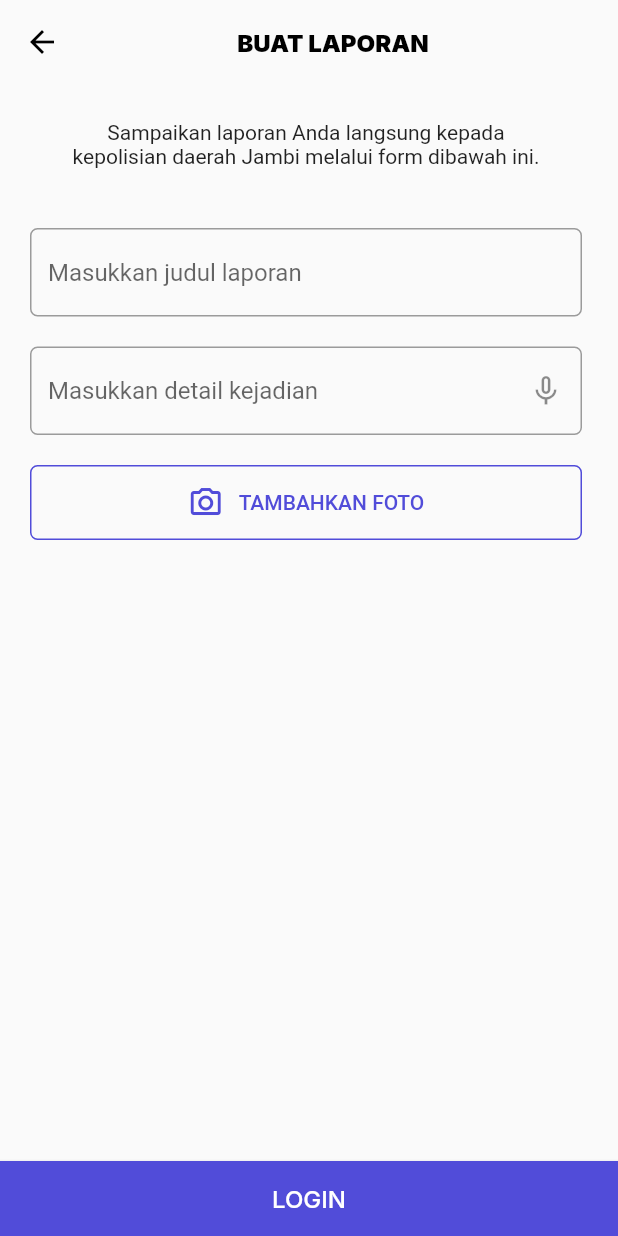
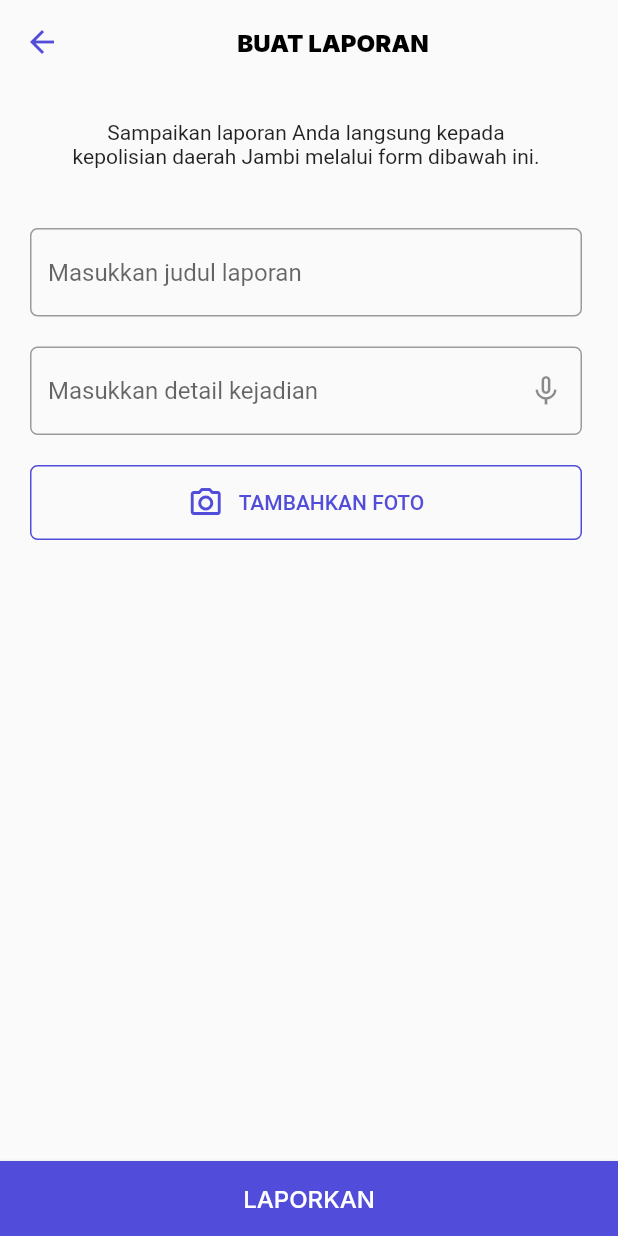
Before and after one commit to taufiqjack/AngsoDuo-PelaporanMasyarakatApps, a Flutter app: the LaporanPage screen opened directly, on a phone screen of 412 x 824 dp. Run offline on Flutter 3.47's test engine with Material 2 defaults, Android fonts, the phone set to English and light mode, and no system bars; our stand-ins replace google_fonts, pin_code_fields; missing offline and left inert: format_indonesia.

Commit message:
change color backicon laporan

```diff
--- a/lib/pages/screen/lapor.dart
+++ b/lib/pages/screen/lapor.dart
@@ -31,7 +31,7 @@ class _LaporanPageState extends State<LaporanPage> {
         leading: IconButton(
           icon: Icon(
             Icons.arrow_back,
-            color: Colors.black,
+            color: Warna.solidblue,
           ),
           onPressed: () {},
         ),
@@ -130,7 +130,7 @@ class _LaporanPageState extends State<LaporanPage> {
         buttonColor: Warna.solidblue,
         child: new RaisedButton(
           child: Text(
-            'LOGIN',
+            'LAPORKAN',
             style: GoogleFonts.inter(
                 textStyle: TextStyle(color: Colors.white, fontSize: 16)),
           ),
```
